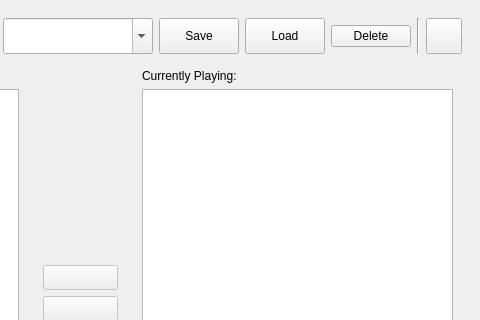
ryangwsimmons/whitenoiselinux, file forms/wnlmainwindow.ui: the form before one commit; both pictures show x 320 to 800 and y 0 to 320 of the 800 by 600 pixel window.
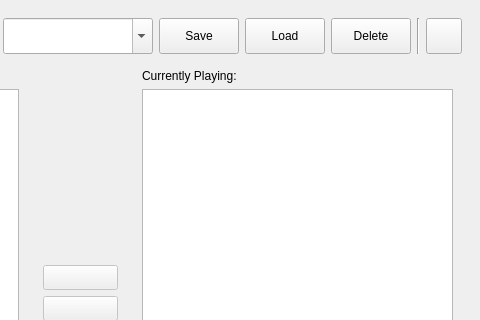
The form after the commit. Icons and pictures are not drawn.

Commit message: Modified playlist buttons to make appearance consistent across different distros.

```diff
--- a/forms/wnlmainwindow.ui
+++ b/forms/wnlmainwindow.ui
@@ -136,6 +136,12 @@
            <verstretch>0</verstretch>
           </sizepolicy>
          </property>
+         <property name="minimumSize">
+          <size>
+           <width>0</width>
+           <height>36</height>
+          </size>
+         </property>
          <property name="baseSize">
           <size>
            <width>0</width>
```
